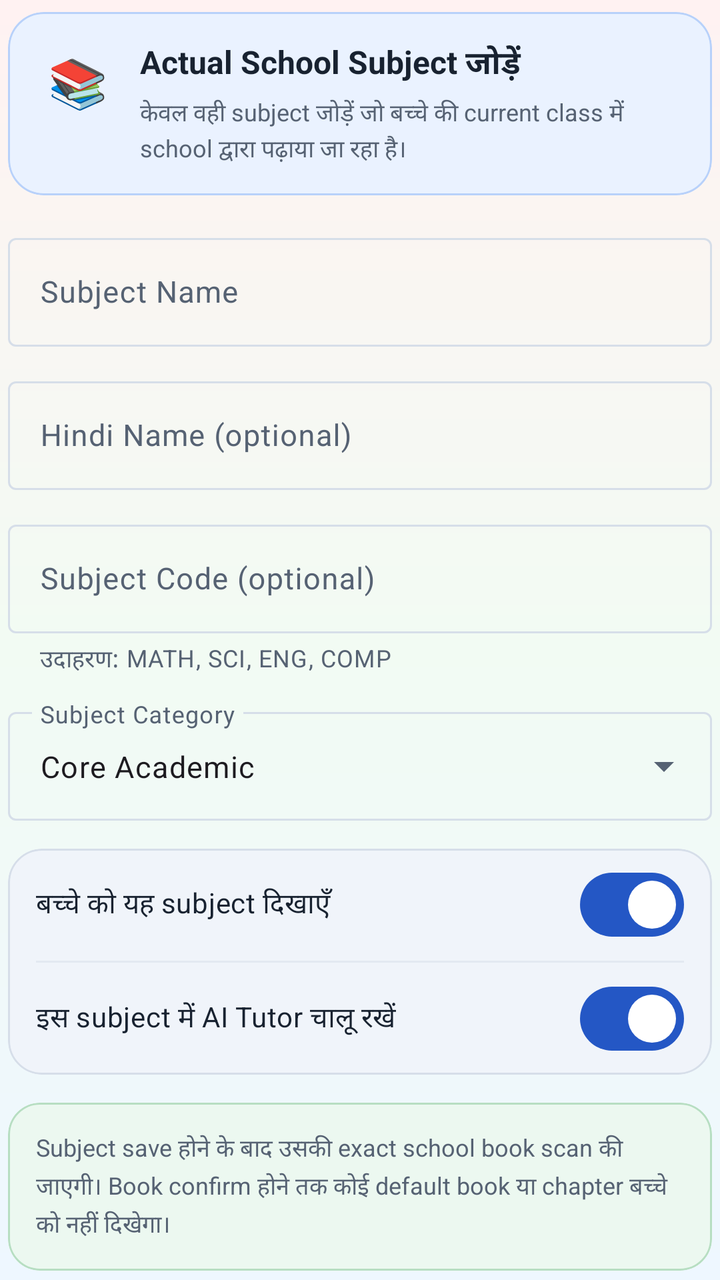
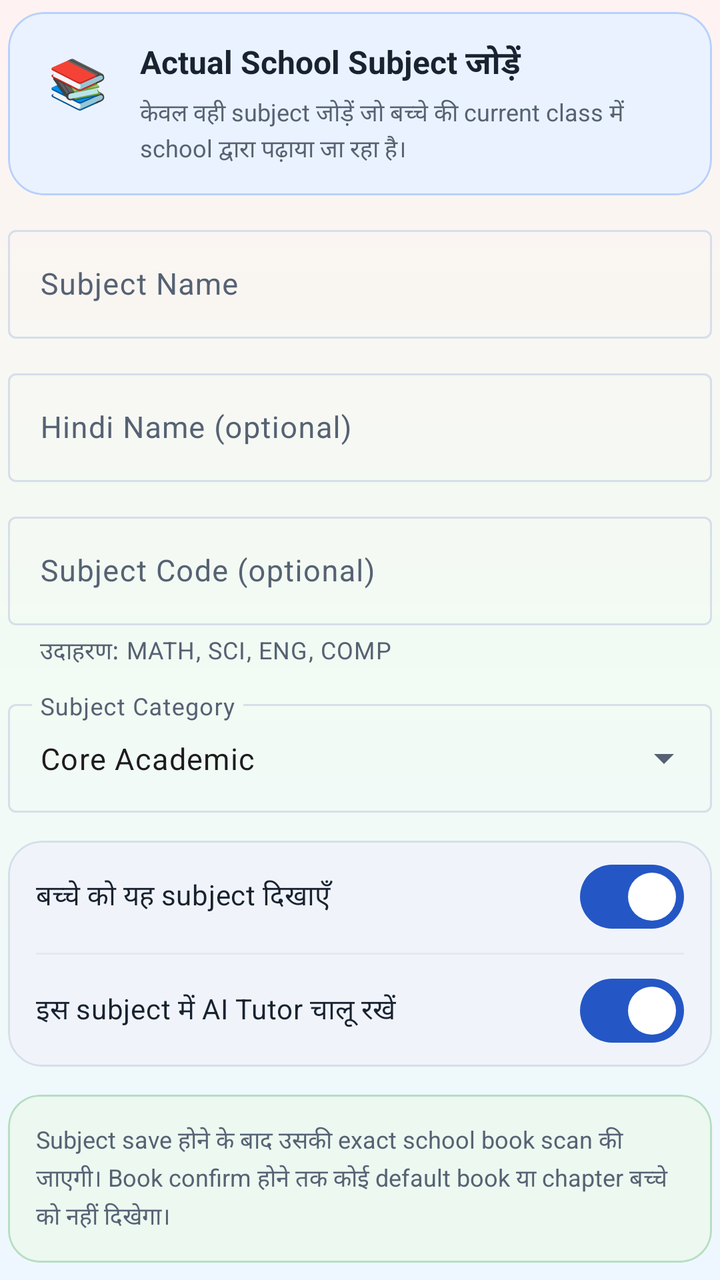

The first picture is an Android layout as it rendered before a commit; the second is the same layout after the commit. The layout source and the unified diff follow.
<!-- AndroidManifest.xml: application theme Theme.StudySaathi -->
<!-- res/layout/dialog_add_school_subject.xml -->
<?xml version="1.0" encoding="utf-8"?>
<LinearLayout
    xmlns:android="http://schemas.android.com/apk/res/android"
    xmlns:app="http://schemas.android.com/apk/res-auto"
    android:id="@+id/addSchoolSubjectDialogRoot"
    android:layout_width="match_parent"
    android:layout_height="wrap_content"
    android:orientation="vertical"
    android:paddingStart="4dp"
    android:paddingTop="6dp"
    android:paddingEnd="4dp"
    android:paddingBottom="4dp">

    <com.google.android.material.card.MaterialCardView
        android:layout_width="match_parent"
        android:layout_height="wrap_content"
        app:cardBackgroundColor="@color/ss_blue_soft"
        app:cardCornerRadius="18dp"
        app:cardElevation="0dp"
        app:strokeColor="@color/ss_blue_border"
        app:strokeWidth="1dp">

        <LinearLayout
            android:layout_width="match_parent"
            android:layout_height="wrap_content"
            android:orientation="horizontal"
            android:padding="14dp">

            <TextView
                android:id="@+id/textSubjectDialogIcon"
                android:layout_width="42dp"
                android:layout_height="42dp"
                android:gravity="center"
                android:importantForAccessibility="no"
                android:text="📚"
                android:textSize="24sp" />

            <LinearLayout
                android:layout_width="0dp"
                android:layout_height="wrap_content"
                android:layout_marginStart="10dp"
                android:layout_weight="1"
                android:orientation="vertical">

                <TextView
                    android:id="@+id/textSubjectDialogTitle"
                    android:layout_width="match_parent"
                    android:layout_height="wrap_content"
                    android:fontFamily="sans-serif-rounded"
                    android:text="Actual School Subject जोड़ें"
                    android:textColor="@color/ss_text_primary"
                    android:textSize="16sp"
                    android:textStyle="bold" />

                <TextView
                    android:id="@+id/textSubjectDialogDescription"
                    android:layout_width="match_parent"
                    android:layout_height="wrap_content"
                    android:layout_marginTop="4dp"
                    android:lineSpacingExtra="2dp"
                    android:text="केवल वही subject जोड़ें जो बच्चे की current class में school द्वारा पढ़ाया जा रहा है।"
                    android:textColor="@color/ss_text_secondary"
                    android:textSize="12sp" />

            </LinearLayout>

        </LinearLayout>

    </com.google.android.material.card.MaterialCardView>

    <com.google.android.material.textfield.TextInputLayout
        android:id="@+id/layoutSubjectNameEnglish"
        style="@style/Widget.Material3.TextInputLayout.OutlinedBox"
        android:layout_width="match_parent"
        android:layout_height="wrap_content"
        android:layout_marginTop="16dp"
        android:hint="Subject Name">

        <com.google.android.material.textfield.TextInputEditText
            android:id="@+id/inputSubjectNameEnglish"
            android:layout_width="match_parent"
            android:layout_height="wrap_content"
            android:imeOptions="actionNext"
            android:inputType="textCapWords"
            android:maxLength="80"
            android:maxLines="2"
            android:textSize="15sp" />

    </com.google.android.material.textfield.TextInputLayout>

    <com.google.android.material.textfield.TextInputLayout
        android:id="@+id/layoutSubjectNameHindi"
        style="@style/Widget.Material3.TextInputLayout.OutlinedBox"
        android:layout_width="match_parent"
        android:layout_height="wrap_content"
        android:layout_marginTop="12dp"
        android:hint="Hindi Name (optional)">

        <com.google.android.material.textfield.TextInputEditText
            android:id="@+id/inputSubjectNameHindi"
            android:layout_width="match_parent"
            android:layout_height="wrap_content"
            android:imeOptions="actionNext"
            android:inputType="textCapWords"
            android:maxLength="80"
            android:maxLines="2"
            android:textSize="15sp" />

    </com.google.android.material.textfield.TextInputLayout>

    <com.google.android.material.textfield.TextInputLayout
        android:id="@+id/layoutSubjectCode"
        style="@style/Widget.Material3.TextInputLayout.OutlinedBox"
        android:layout_width="match_parent"
        android:layout_height="wrap_content"
        android:layout_marginTop="12dp"
        android:hint="Subject Code (optional)"
        app:helperText="उदाहरण: MATH, SCI, ENG, COMP">

        <com.google.android.material.textfield.TextInputEditText
            android:id="@+id/inputSubjectCode"
            android:layout_width="match_parent"
            android:layout_height="wrap_content"
            android:imeOptions="actionNext"
            android:inputType="textCapCharacters"
            android:maxLength="12"
            android:maxLines="1"
            android:textSize="15sp" />

    </com.google.android.material.textfield.TextInputLayout>

    <com.google.android.material.textfield.TextInputLayout
        android:id="@+id/layoutSubjectCategory"
        style="@style/Widget.Material3.TextInputLayout.OutlinedBox.ExposedDropdownMenu"
        android:layout_width="match_parent"
        android:layout_height="wrap_content"
        android:layout_marginTop="12dp"
        android:hint="Subject Category">

        <AutoCompleteTextView
            android:id="@+id/inputSubjectCategory"
            android:layout_width="match_parent"
            android:layout_height="wrap_content"
            android:importantForAutofill="no"
            android:inputType="none"
            android:maxLines="1"
            android:text="Core Academic"
            android:textSize="15sp" />

    </com.google.android.material.textfield.TextInputLayout>

    <com.google.android.material.card.MaterialCardView
        android:layout_width="match_parent"
        android:layout_height="wrap_content"
        android:layout_marginTop="14dp"
        app:cardBackgroundColor="@color/ss_surface_soft"
        app:cardCornerRadius="17dp"
        app:cardElevation="0dp"
        app:strokeColor="@color/ss_outline"
        app:strokeWidth="1dp">

        <LinearLayout
            android:layout_width="match_parent"
            android:layout_height="wrap_content"
            android:orientation="vertical">

            <com.google.android.material.materialswitch.MaterialSwitch
                android:id="@+id/switchSubjectEnabled"
                android:layout_width="match_parent"
                android:layout_height="wrap_content"
                android:checked="true"
                android:minHeight="56dp"
                android:paddingStart="14dp"
                android:paddingEnd="14dp"
                android:text="बच्चे को यह subject दिखाएँ"
                android:textColor="@color/ss_text_primary"
                android:textSize="14sp"
                app:useMaterialThemeColors="true" />

            <View
                android:layout_width="match_parent"
                android:layout_height="1dp"
                android:layout_marginStart="14dp"
                android:layout_marginEnd="14dp"
                android:background="@color/ss_divider" />

            <com.google.android.material.materialswitch.MaterialSwitch
                android:id="@+id/switchSubjectAiTutorEnabled"
                android:layout_width="match_parent"
                android:layout_height="wrap_content"
                android:checked="true"
                android:minHeight="56dp"
                android:paddingStart="14dp"
                android:paddingEnd="14dp"
                android:text="इस subject में AI Tutor चालू रखें"
                android:textColor="@color/ss_text_primary"
                android:textSize="14sp"
                app:useMaterialThemeColors="true" />

        </LinearLayout>

    </com.google.android.material.card.MaterialCardView>

    <com.google.android.material.card.MaterialCardView
        android:id="@+id/cardSubjectDialogInformation"
        android:layout_width="match_parent"
        android:layout_height="wrap_content"
        android:layout_marginTop="14dp"
        app:cardBackgroundColor="@color/ss_green_soft"
        app:cardCornerRadius="16dp"
        app:cardElevation="0dp"
        app:strokeColor="@color/ss_green_border"
        app:strokeWidth="1dp">

        <TextView
            android:id="@+id/textSubjectDialogInformation"
            android:layout_width="match_parent"
            android:layout_height="wrap_content"
            android:lineSpacingExtra="3dp"
            android:padding="14dp"
            android:text="Subject save होने के बाद उसकी exact school book scan की जाएगी। Book confirm होने तक कोई default book या chapter बच्चे को नहीं दिखेगा।"
            android:textColor="@color/ss_text_secondary"
            android:textSize="12sp" />

    </com.google.android.material.card.MaterialCardView>

    <TextView
        android:id="@+id/textSubjectDialogError"
        android:layout_width="match_parent"
        android:layout_height="wrap_content"
        android:layout_marginTop="10dp"
        android:gravity="center"
        android:lineSpacingExtra="2dp"
        android:textColor="@color/ss_error"
        android:textSize="12sp"
        android:visibility="gone" />

</LinearLayout>
<!-- resources referenced by this layout -->
<resources>
  <color name="ss_blue_border">#B8D1FA</color>
  <color name="ss_blue_soft">#EAF2FF</color>
  <color name="ss_divider">#E3E9F1</color>
  <color name="ss_error">#BA1A1A</color>
  <color name="ss_green_border">#B7DEC2</color>
  <color name="ss_green_soft">#ECF8F0</color>
  <color name="ss_outline">#D6DEE9</color>
  <color name="ss_surface_soft">#F0F4FA</color>
  <color name="ss_text_primary">#182230</color>
  <color name="ss_text_secondary">#566273</color>
  <color name="ss_primary">#2457C5</color>
  <color name="ss_on_primary">#FFFFFF</color>
  <color name="ss_primary_dark">#173F99</color>
  <color name="ss_secondary">#087F8C</color>
  <color name="ss_on_secondary">#FFFFFF</color>
  <color name="ss_teal_soft">#EAF8F8</color>
  <color name="ss_tertiary">#8A5A00</color>
  <color name="ss_on_tertiary">#FFFFFF</color>
  <color name="ss_yellow_soft">#FFF8E8</color>
  <color name="ss_background">#F7F9FC</color>
  <color name="ss_surface">#FFFFFF</color>
  <color name="white">#FFFFFFFF</color>
  <color name="ss_red_soft">#FFF0F0</color>
  <!-- drawable bg_app_soft_mix (drawable) -->
  <?xml version="1.0" encoding="utf-8"?>
  <shape xmlns:android="http://schemas.android.com/apk/res/android"
      android:shape="rectangle">
  
      <gradient
          android:angle="270"
          android:centerColor="#F2FBF3"
          android:endColor="#EEF7FF"
          android:startColor="#FFF2F2"
          android:type="linear" />
  
  </shape>
  <!-- unchanged entries left out for length: 1 -->
</resources>

<!-- the commit's change to res/layout/dialog_add_school_subject.xml (unified diff, before → after) -->
@@ -73,7 +73,7 @@
         style="@style/Widget.Material3.TextInputLayout.OutlinedBox"
         android:layout_width="match_parent"
         android:layout_height="wrap_content"
-        android:layout_marginTop="16dp"
+        android:layout_marginTop="12dp"
         android:hint="Subject Name">
 
         <com.google.android.material.textfield.TextInputEditText
@@ -141,6 +141,10 @@
             android:id="@+id/inputSubjectCategory"
             android:layout_width="match_parent"
             android:layout_height="wrap_content"
+                                android:dropDownHeight="320dp"
+                                android:popupElevation="8dp"
+                                android:popupBackground="@drawable/bg_professional_dropdown_popup"
+                                android:verticalOffset="6dp"
             android:importantForAutofill="no"
             android:inputType="none"
             android:maxLines="1"
<!-- resource entries referenced after the edit -->
@@ -10,6 +10,21 @@
   <color name="ss_surface_soft">#F0F4FA</color>
   <color name="ss_text_primary">#182230</color>
   <color name="ss_text_secondary">#566273</color>
+  <!-- drawable bg_professional_dropdown_popup (drawable) -->
+  <?xml version="1.0" encoding="utf-8"?>
+  <shape xmlns:android="http://schemas.android.com/apk/res/android"
+      android:shape="rectangle">
+      <solid android:color="@color/ss_surface" />
+      <corners android:radius="16dp" />
+      <stroke
+          android:width="1dp"
+          android:color="@color/ss_outline" />
+      <padding
+          android:left="4dp"
+          android:top="6dp"
+          android:right="4dp"
+          android:bottom="6dp" />
+  </shape>
   <color name="ss_primary">#2457C5</color>
   <color name="ss_on_primary">#FFFFFF</color>
   <color name="ss_primary_dark">#173F99</color>
